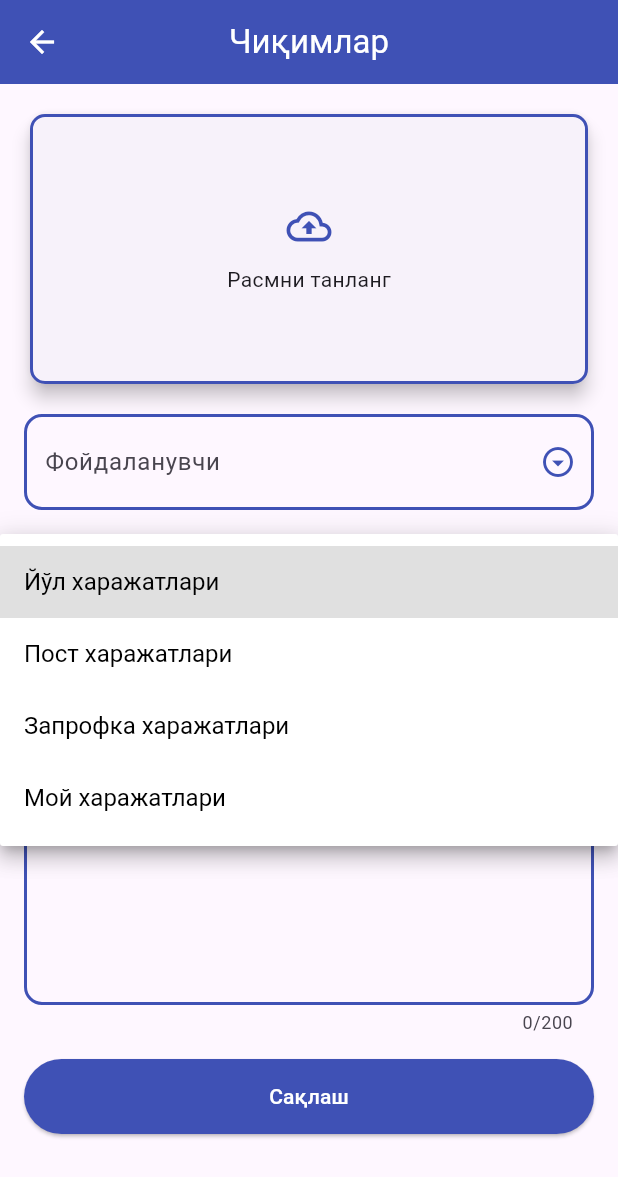
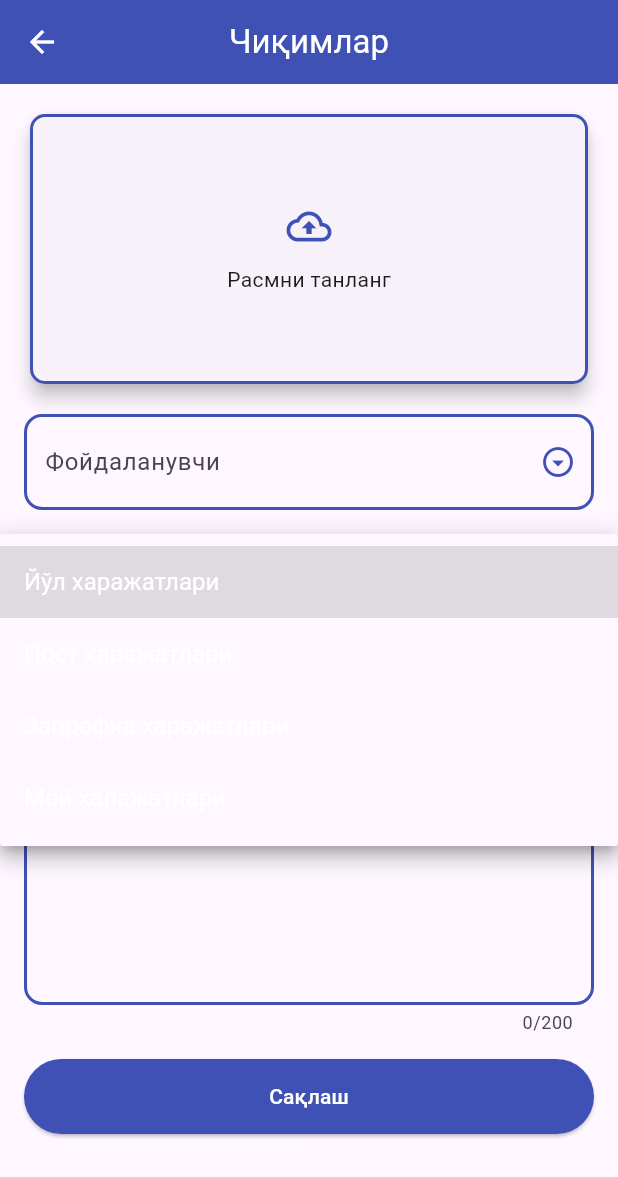
Before and after one commit to SaparbayevSarvarbek/Truck-drive-app, a Flutter app: the ExpensesPage screen opened directly, after a tap on "Харажатлар категорияси", on a phone screen of 412 x 824 dp. Shown: the top 1177 px of the screen. Run offline on Flutter 3.47's test engine with Material 3 defaults, Android fonts, the phone set to English and light mode, and no system bars; our stand-ins replace connectivity_plus, dio, image_picker, shared_preferences, sqflite; accounts and stored records are empty.

Commit message:
update ui

```diff
--- a/lib/view/expenses_page.dart
+++ b/lib/view/expenses_page.dart
@@ -125,8 +125,7 @@ class _ExpensesPageState extends State<ExpensesPage> {
                 ),
                 value: list.contains(foydalanuvchi) ? foydalanuvchi : null,
                 isExpanded: true,
-                dropdownColor: Colors.white,
-                style: TextStyle(color: Colors.black, fontSize: 16),
+                style: TextStyle(fontSize: 16),
                 icon: Icon(Icons.arrow_drop_down_circle_outlined,
                     color: Colors.indigo),
                 items: list.map((item) {
@@ -138,7 +137,7 @@ class _ExpensesPageState extends State<ExpensesPage> {
                 onChanged: (newItem) {
                   setState(() {
                     foydalanuvchi = newItem!;
-                    foydalanuvchiId = list.indexOf(newItem)+1;
+                    foydalanuvchiId = list.indexOf(newItem) + 1;
                   });
                 },
               ),
@@ -167,8 +166,7 @@ class _ExpensesPageState extends State<ExpensesPage> {
                     ? kategoriyaXarajat
                     : null,
                 isExpanded: true,
-                dropdownColor: Colors.white,
-                style: TextStyle(color: Colors.black, fontSize: 16),
+                style: TextStyle(fontSize: 16),
                 icon: Icon(Icons.arrow_drop_down_circle_outlined,
                     color: Colors.indigo),
                 items: list1.map((item) {
@@ -183,7 +181,7 @@ class _ExpensesPageState extends State<ExpensesPage> {
                 onChanged: (newItem) {
                   setState(() {
                     kategoriyaXarajat = newItem!;
-                    kategoriyaXarajatId = list1.indexOf(newItem)+1;
+                    kategoriyaXarajatId = list1.indexOf(newItem) + 1;
                   });
                 },
               ),
--- a/lib/view/home_page.dart
+++ b/lib/view/home_page.dart
@@ -4,6 +4,7 @@ import 'package:flutter/cupertino.dart';
 import 'package:flutter/material.dart';
 import 'package:image_picker/image_picker.dart';
 import 'package:provider/provider.dart';
+import 'package:shared_preferences/shared_preferences.dart';
 import 'package:truck_driver/models/user_model.dart';
 import 'package:truck_driver/view/complaint_page.dart';
 import 'package:truck_driver/view/expenses_page.dart';
@@ -212,7 +213,10 @@ class _HomePageState extends State<HomePage> {
                 color: Colors.indigo,
               ),
               title: Text("Чиқиш"),
-              onTap: () {
+              onTap: () async {
+                SharedPreferences prefs = await SharedPreferences.getInstance();
+                await prefs.remove('auth_token');
+                await prefs.remove('isLoggedIn');
                 Navigator.pushReplacement(context,
                     MaterialPageRoute(builder: (context) => LoginPage()));
               },
--- a/lib/view_model/login_view_model.dart
+++ b/lib/view_model/login_view_model.dart
@@ -31,6 +31,7 @@ class LoginViewModel extends ChangeNotifier {
         String token = response['access'];
         SharedPreferences prefs = await SharedPreferences.getInstance();
         await prefs.setString('auth_token', token);
+        await prefs.setBool('isLoggedIn', true);
         UserModel user = UserModel.fromJson(response['user']);
         await UserDatabase.saveUser(user.toJson());
         ScaffoldMessenger.of(context).showSnackBar(
@@ -41,6 +42,7 @@ class LoginViewModel extends ChangeNotifier {
           context,
           MaterialPageRoute(builder: (context) => HomePage()),
         );
+
       }
       else {
         errorMessage = response['error'] ?? 'Bunday foydalanuvchi yo\'q';
```
Also changed, not shown: lib/view/login_page.dart (+17 -2 lines).
